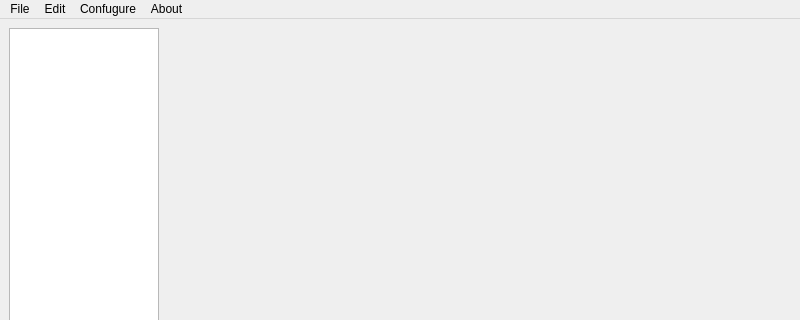
Above: ui/MainWindow.ui from Fenrai/AradBuilder before the change; both pictures show x 0 to 800 and y 0 to 320 of the 800 by 600 pixel window. Below: the same form after it.
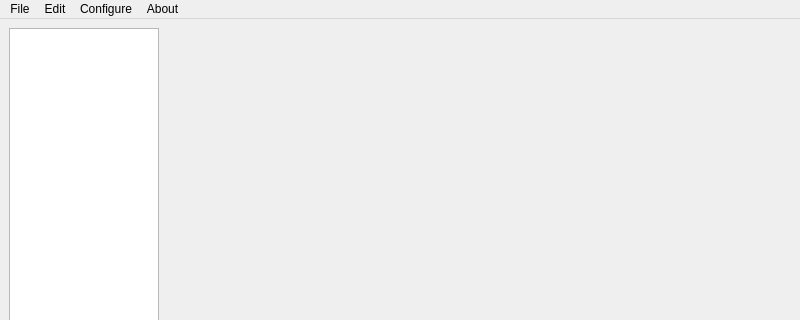
That is the form after the change.

The edit to the form file:
```diff
--- a/ui/MainWindow.ui
+++ b/ui/MainWindow.ui
@@ -42,7 +42,7 @@
      <x>0</x>
      <y>0</y>
      <width>800</width>
-     <height>20</height>
+     <height>29</height>
     </rect>
    </property>
    <widget class="QMenu" name="menuFile">
@@ -65,7 +65,7 @@
    </widget>
    <widget class="QMenu" name="menuConfugure">
     <property name="title">
-     <string>Confugure</string>
+     <string>Configure</string>
     </property>
    </widget>
    <widget class="QMenu" name="menuAbout">
```
Left out of the diff: 36 changed lines with no effect on the pictures.
